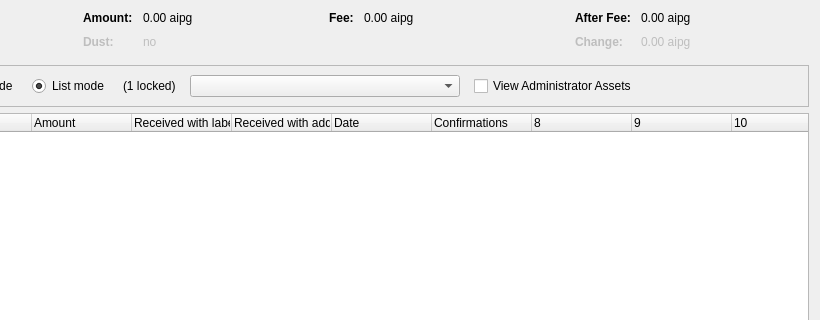
Qt form src/qt/forms/assetcontroldialog.ui (AIPowerGrid/AI-Power-Grid-Core) before a commit; both pictures show x 180 to 1000 and y 0 to 320 of the 1000 by 500 pixel window.
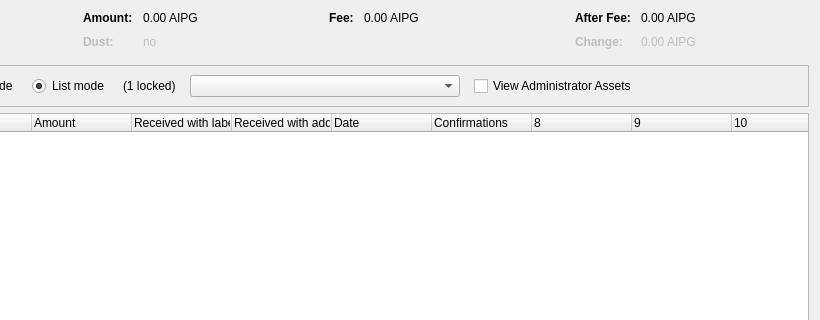
The same form after that commit. Custom widgets are drawn as their Qt base class.

The edit to the form file:
```diff
--- a/src/qt/forms/assetcontroldialog.ui
+++ b/src/qt/forms/assetcontroldialog.ui
@@ -132,7 +132,7 @@
           <enum>Qt::ActionsContextMenu</enum>
          </property>
          <property name="text">
-          <string notr="true">0.00 aipg</string>
+          <string notr="true">0.00 AIPG</string>
          </property>
          <property name="textInteractionFlags">
           <set>Qt::LinksAccessibleByMouse|Qt::TextSelectableByKeyboard|Qt::TextSelectableByMouse</set>
@@ -212,7 +212,7 @@
           <enum>Qt::ActionsContextMenu</enum>
          </property>
          <property name="text">
-          <string notr="true">0.00 aipg</string>
+          <string notr="true">0.00 AIPG</string>
          </property>
          <property name="textInteractionFlags">
           <set>Qt::LinksAccessibleByMouse|Qt::TextSelectableByKeyboard|Qt::TextSelectableByMouse</set>
@@ -257,7 +257,7 @@
           <enum>Qt::ActionsContextMenu</enum>
          </property>
          <property name="text">
-          <string notr="true">0.00 aipg</string>
+          <string notr="true">0.00 AIPG</string>
          </property>
          <property name="textInteractionFlags">
           <set>Qt::LinksAccessibleByMouse|Qt::TextSelectableByKeyboard|Qt::TextSelectableByMouse</set>
@@ -292,7 +292,7 @@
           <enum>Qt::ActionsContextMenu</enum>
          </property>
          <property name="text">
-          <string notr="true">0.00 aipg</string>
+          <string notr="true">0.00 AIPG</string>
          </property>
          <property name="textInteractionFlags">
           <set>Qt::LinksAccessibleByMouse|Qt::TextSelectableByKeyboard|Qt::TextSelectableByMouse</set>
```
